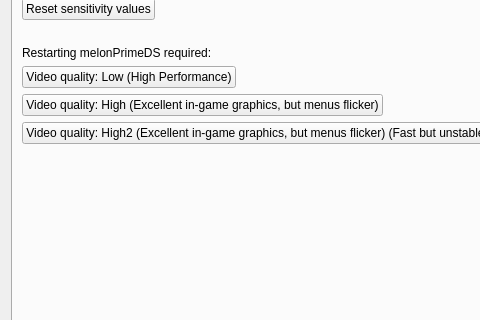
The window that src/frontend/qt_sdl/InputConfig/InputConfigDialog.ui (ag-advania/melonPrimeDS) describes before a commit, drawn with Qt 5; both pictures show x 0 to 480 and y 96 to 416 of the 598 by 525 pixel window.
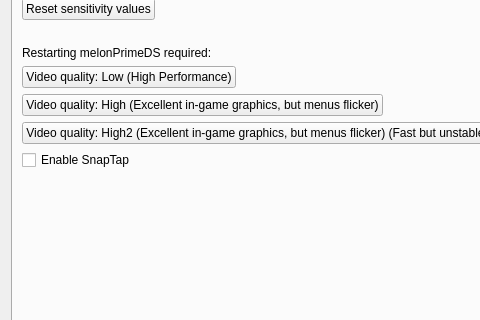
The same window after the commit. The open tabs and pages were chosen to show the change. Icons and pictures are not drawn.

Commit message: Added SnapTap Feature

```diff
--- a/src/frontend/qt_sdl/InputConfig/InputConfigDialog.ui
+++ b/src/frontend/qt_sdl/InputConfig/InputConfigDialog.ui
@@ -2371,8 +2371,17 @@
 						</property>
 					</widget>
 				</item>
-				
-		    </layout>
+
+				<!-- SnapTap -->
+				<item row="7" column="0">
+					<widget class="QCheckBox" name="cbMetroidEnableSnapTap">
+						<property name="text">
+							<string>Enable SnapTap</string>
+						</property>
+					</widget>
+				</item>
+
+			</layout>
 	    </widget>
 		<!-- /MelonPrimeDS -->
 	</widget>
```
The commit also changes 4 other files.
